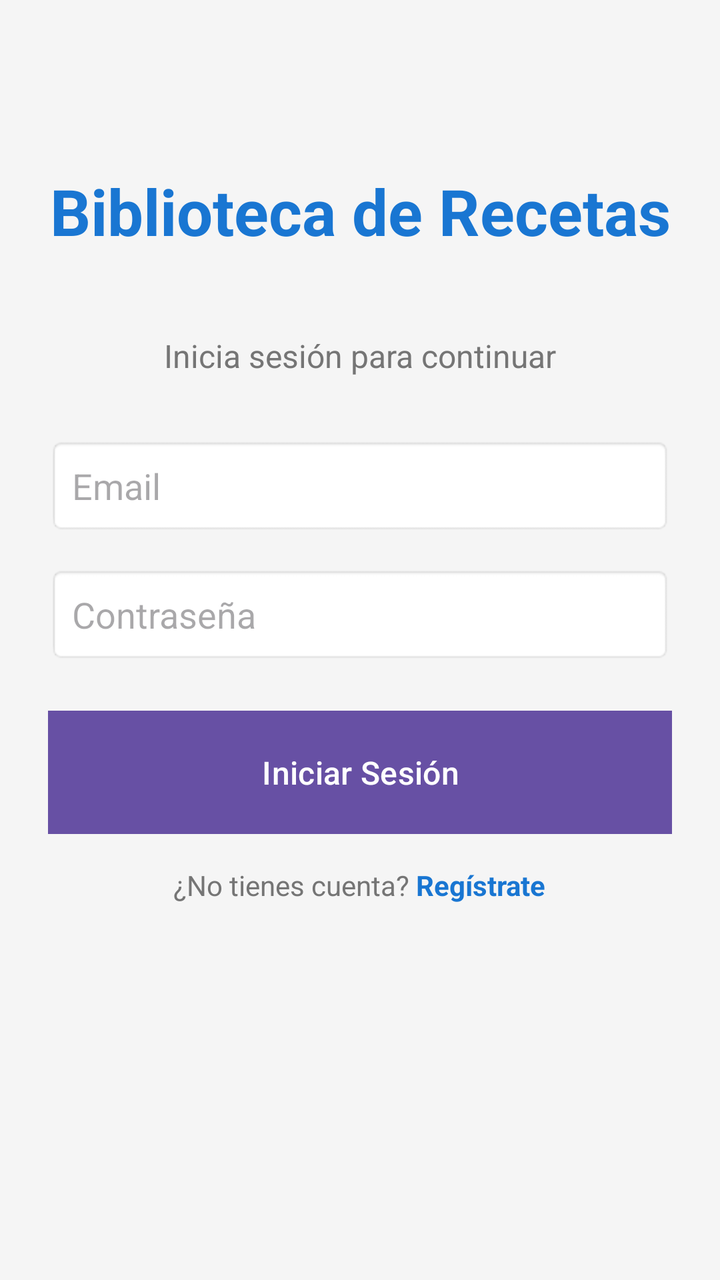
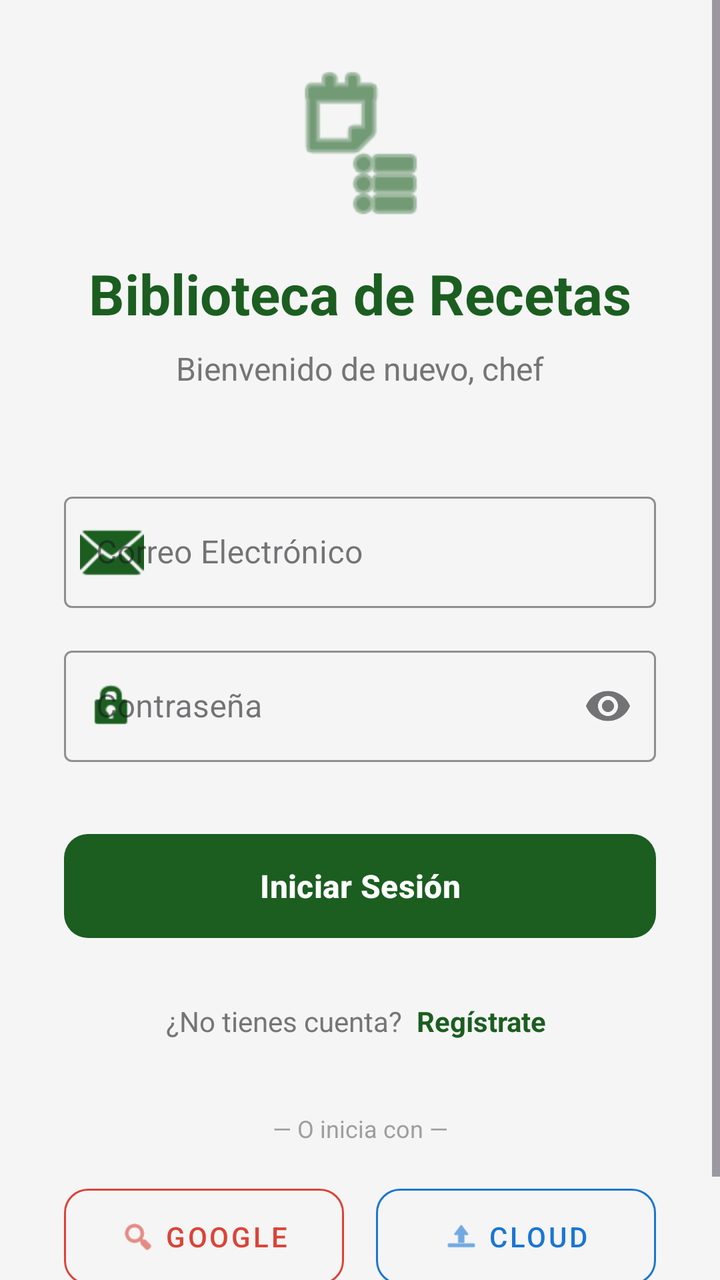

Screens rendered from an Android XML layout before and after an edit, with the pre-edit source and the edit as a unified diff.
<!-- AndroidManifest.xml: application theme Theme.Bibliotecadigital -->
<!-- res/layout/activity_login.xml -->
<?xml version="1.0" encoding="utf-8"?>
<LinearLayout xmlns:android="http://schemas.android.com/apk/res/android"
    android:layout_width="match_parent"
    android:layout_height="match_parent"
    android:orientation="vertical"
    android:padding="24dp"
    android:background="#F5F5F5">

    <TextView
        android:layout_width="match_parent"
        android:layout_height="wrap_content"
        android:text="Biblioteca de Recetas"
        android:textSize="32sp"
        android:textStyle="bold"
        android:textColor="#1976D2"
        android:gravity="center"
        android:layout_marginTop="60dp"
        android:layout_marginBottom="40dp" />

    <TextView
        android:layout_width="match_parent"
        android:layout_height="wrap_content"
        android:text="Inicia sesión para continuar"
        android:textSize="16sp"
        android:textColor="#757575"
        android:gravity="center"
        android:layout_marginBottom="30dp" />

    <EditText
        android:id="@+id/emailEditText"
        android:layout_width="match_parent"
        android:layout_height="wrap_content"
        android:hint="Email"
        android:inputType="textEmailAddress"
        android:padding="12dp"
        android:layout_marginBottom="16dp"
        android:background="@android:drawable/editbox_background"
        android:textColor="#212121" />

    <EditText
        android:id="@+id/passwordEditText"
        android:layout_width="match_parent"
        android:layout_height="wrap_content"
        android:hint="Contraseña"
        android:inputType="textPassword"
        android:padding="12dp"
        android:layout_marginBottom="24dp"
        android:background="@android:drawable/editbox_background"
        android:textColor="#212121" />

    <Button
        android:id="@+id/loginButton"
        android:layout_width="match_parent"
        android:layout_height="wrap_content"
        android:text="Iniciar Sesión"
        android:textSize="16sp"
        android:padding="16dp"
        android:background="#1976D2"
        android:textColor="@android:color/white"
        android:layout_marginBottom="16dp" />

    <LinearLayout
        android:layout_width="match_parent"
        android:layout_height="wrap_content"
        android:orientation="horizontal"
        android:gravity="center">

        <TextView
            android:layout_width="wrap_content"
            android:layout_height="wrap_content"
            android:text="¿No tienes cuenta? "
            android:textColor="#757575" />

        <TextView
            android:id="@+id/registerLink"
            android:layout_width="wrap_content"
            android:layout_height="wrap_content"
            android:text="Regístrate"
            android:textColor="#1976D2"
            android:textStyle="bold" />
    </LinearLayout>

</LinearLayout>
<!-- resources referenced by this layout -->
<resources>
  <style name="Theme.Bibliotecadigital" parent="Base.Theme.Bibliotecadigital" />
  <style name="Base.Theme.Bibliotecadigital" parent="Theme.Material3.DayNight.NoActionBar">
          
          
      </style>
</resources>

<!-- the commit's change to res/layout/activity_login.xml (unified diff, before → after) -->
@@ -1,83 +1,197 @@
 <?xml version="1.0" encoding="utf-8"?>
-<LinearLayout xmlns:android="http://schemas.android.com/apk/res/android"
+<ScrollView xmlns:android="http://schemas.android.com/apk/res/android"
+    xmlns:app="http://schemas.android.com/apk/res-auto"
+    xmlns:tools="http://schemas.android.com/tools"
     android:layout_width="match_parent"
     android:layout_height="match_parent"
-    android:orientation="vertical"
-    android:padding="24dp"
-    android:background="#F5F5F5">
+    android:background="#F5F5F5"
+    android:fillViewport="true">
 
-    <TextView
+    <androidx.constraintlayout.widget.ConstraintLayout
         android:layout_width="match_parent"
         android:layout_height="wrap_content"
-        android:text="Biblioteca de Recetas"
-        android:textSize="32sp"
-        android:textStyle="bold"
-        android:textColor="#1976D2"
-        android:gravity="center"
-        android:layout_marginTop="60dp"
-        android:layout_marginBottom="40dp" />
+        android:padding="32dp">
 
-    <TextView
-        android:layout_width="match_parent"
-        android:layout_height="wrap_content"
-        android:text="Inicia sesión para continuar"
-        android:textSize="16sp"
-        android:textColor="#757575"
-        android:gravity="center"
-        android:layout_marginBottom="30dp" />
-
-    <EditText
-        android:id="@+id/emailEditText"
-        android:layout_width="match_parent"
-        android:layout_height="wrap_content"
-        android:hint="Email"
-        android:inputType="textEmailAddress"
-        android:padding="12dp"
-        android:layout_marginBottom="16dp"
-        android:background="@android:drawable/editbox_background"
-        android:textColor="#212121" />
-
-    <EditText
-        android:id="@+id/passwordEditText"
-        android:layout_width="match_parent"
-        android:layout_height="wrap_content"
-        android:hint="Contraseña"
-        android:inputType="textPassword"
-        android:padding="12dp"
-        android:layout_marginBottom="24dp"
-        android:background="@android:drawable/editbox_background"
-        android:textColor="#212121" />
-
-    <Button
-        android:id="@+id/loginButton"
-        android:layout_width="match_parent"
-        android:layout_height="wrap_content"
-        android:text="Iniciar Sesión"
-        android:textSize="16sp"
-        android:padding="16dp"
-        android:background="#1976D2"
-        android:textColor="@android:color/white"
-        android:layout_marginBottom="16dp" />
-
-    <LinearLayout
-        android:layout_width="match_parent"
-        android:layout_height="wrap_content"
-        android:orientation="horizontal"
-        android:gravity="center">
+        <ImageView
+            android:id="@+id/logoImage"
+            android:layout_width="80dp"
+            android:layout_height="80dp"
+            android:src="@android:drawable/ic_menu_agenda"
+            app:tint="#1B5E20"
+            app:layout_constraintBottom_toTopOf="@+id/titleText"
+            app:layout_constraintEnd_toEndOf="parent"
+            app:layout_constraintStart_toStartOf="parent"
+            app:layout_constraintTop_toTopOf="parent"
+            app:layout_constraintVertical_chainStyle="packed" />
 
         <TextView
+            android:id="@+id/titleText"
             android:layout_width="wrap_content"
             android:layout_height="wrap_content"
-            android:text="¿No tienes cuenta? "
-            android:textColor="#757575" />
+            android:layout_marginTop="16dp"
+            android:text="Biblioteca de Recetas"
+            android:textColor="#1B5E20"
+            android:textSize="28sp"
+            android:textStyle="bold"
+            app:layout_constraintBottom_toTopOf="@+id/subtitleText"
+            app:layout_constraintEnd_toEndOf="parent"
+            app:layout_constraintStart_toStartOf="parent"
+            app:layout_constraintTop_toBottomOf="@+id/logoImage" />
 
         <TextView
-            android:id="@+id/registerLink"
+            android:id="@+id/subtitleText"
             android:layout_width="wrap_content"
             android:layout_height="wrap_content"
-            android:text="Regístrate"
-            android:textColor="#1976D2"
-            android:textStyle="bold" />
-    </LinearLayout>
+            android:layout_marginTop="8dp"
+            android:layout_marginBottom="32dp"
+            android:text="Bienvenido de nuevo, chef"
+            android:textColor="#757575"
+            android:textSize="16sp"
+            app:layout_constraintBottom_toTopOf="@+id/emailInputLayout"
+            app:layout_constraintEnd_toEndOf="parent"
+            app:layout_constraintStart_toStartOf="parent"
+            app:layout_constraintTop_toBottomOf="@+id/titleText" />
 
-</LinearLayout>
+        <com.google.android.material.textfield.TextInputLayout
+            android:id="@+id/emailInputLayout"
+            style="@style/Widget.MaterialComponents.TextInputLayout.OutlinedBox"
+            android:layout_width="match_parent"
+            android:layout_height="wrap_content"
+            android:layout_marginTop="16dp"
+            android:hint="Correo Electrónico"
+            app:boxStrokeColor="#1B5E20"
+            app:boxStrokeWidthFocused="2dp"
+            app:startIconDrawable="@android:drawable/ic_dialog_email"
+            app:startIconTint="#1B5E20"
+            app:layout_constraintBottom_toTopOf="@+id/passwordInputLayout"
+            app:layout_constraintTop_toBottomOf="@+id/subtitleText"
+            app:layout_constraintVertical_chainStyle="packed">
+
+            <com.google.android.material.textfield.TextInputEditText
+                android:id="@+id/emailEditText"
+                android:layout_width="match_parent"
+                android:layout_height="wrap_content"
+                android:inputType="textEmailAddress"
+                android:textColor="#263238" />
+        </com.google.android.material.textfield.TextInputLayout>
+
+        <com.google.android.material.textfield.TextInputLayout
+            android:id="@+id/passwordInputLayout"
+            style="@style/Widget.MaterialComponents.TextInputLayout.OutlinedBox"
+            android:layout_width="match_parent"
+            android:layout_height="wrap_content"
+            android:layout_marginTop="16dp"
+            android:hint="Contraseña"
+            app:boxStrokeColor="#1B5E20"
+            app:endIconMode="password_toggle"
+            app:startIconDrawable="@android:drawable/ic_lock_idle_lock"
+            app:startIconTint="#1B5E20"
+            app:layout_constraintBottom_toTopOf="@+id/loginButton"
+            app:layout_constraintTop_toBottomOf="@+id/emailInputLayout">
+
+            <com.google.android.material.textfield.TextInputEditText
+                android:id="@+id/passwordEditText"
+                android:layout_width="match_parent"
+                android:layout_height="wrap_content"
+                android:inputType="textPassword"
+                android:textColor="#263238" />
+        </com.google.android.material.textfield.TextInputLayout>
+
+        <com.google.android.material.button.MaterialButton
+            android:id="@+id/loginButton"
+            android:layout_width="match_parent"
+            android:layout_height="60dp"
+            android:layout_marginTop="32dp"
+            android:text="Iniciar Sesión"
+            android:textSize="16sp"
+            android:textStyle="bold"
+            app:backgroundTint="#1B5E20"
+            app:cornerRadius="12dp"
+            app:layout_constraintBottom_toTopOf="@+id/footerLayout"
+            app:layout_constraintTop_toBottomOf="@+id/passwordInputLayout" />
+
+        <LinearLayout
+            android:id="@+id/footerLayout"
+            android:layout_width="wrap_content"
+            android:layout_height="wrap_content"
+            android:layout_marginTop="24dp"
+            android:orientation="horizontal"
+            app:layout_constraintEnd_toEndOf="parent"
+            app:layout_constraintStart_toStartOf="parent"
+            app:layout_constraintTop_toBottomOf="@+id/loginButton">
+
+            <TextView
+                android:layout_width="wrap_content"
+                android:layout_height="wrap_content"
+                android:text="¿No tienes cuenta? "
+                android:textColor="#757575" />
+
+            <TextView
+                android:id="@+id/registerLink"
+                android:layout_width="wrap_content"
+                android:layout_height="wrap_content"
+                android:padding="4dp"
+                android:text="Regístrate"
+                android:textColor="#1B5E20"
+                android:textStyle="bold" />
+        </LinearLayout>
+
+        <TextView
+            android:id="@+id/socialDividerText"
+            android:layout_width="wrap_content"
+            android:layout_height="wrap_content"
+            android:layout_marginTop="32dp"
+            android:text="— O inicia con —"
+            android:textColor="#9E9E9E"
+            android:textSize="12sp"
+            app:layout_constraintEnd_toEndOf="parent"
+            app:layout_constraintStart_toStartOf="parent"
+            app:layout_constraintTop_toBottomOf="@+id/footerLayout" />
+
+        <LinearLayout
+            android:layout_width="match_parent"
+            android:layout_height="wrap_content"
+            android:layout_marginTop="16dp"
+            android:layout_marginBottom="16dp"
+            android:orientation="horizontal"
+            android:weightSum="2"
+            app:layout_constraintBottom_toBottomOf="parent"
+            app:layout_constraintTop_toBottomOf="@+id/socialDividerText"
+            app:layout_constraintVertical_bias="0.0">
+
+            <com.google.android.material.button.MaterialButton
+                android:id="@+id/btnGoogle"
+                style="@style/Widget.MaterialComponents.Button.OutlinedButton"
+                android:layout_width="0dp"
+                android:layout_height="60dp"
+                android:layout_weight="1"
+                android:layout_marginEnd="8dp"
+                android:text="Google"
+                android:textColor="#DB4437"
+                app:cornerRadius="12dp"
+                app:icon="@android:drawable/ic_menu_search"
+                app:iconGravity="textStart"
+                app:iconTint="#DB4437"
+                app:strokeColor="#DB4437"
+                app:strokeWidth="1dp" />
+
+            <com.google.android.material.button.MaterialButton
+                android:id="@+id/btnCloud"
+                style="@style/Widget.MaterialComponents.Button.OutlinedButton"
+                android:layout_width="0dp"
+                android:layout_height="60dp"
+                android:layout_weight="1"
+                android:layout_marginStart="8dp"
+                android:text="Cloud"
+                android:textColor="#1976D2"
+                app:cornerRadius="12dp"
+                app:icon="@android:drawable/ic_menu_upload"
+                app:iconGravity="textStart"
+                app:iconTint="#1976D2"
+                app:strokeColor="#1976D2"
+                app:strokeWidth="1dp" />
+
+        </LinearLayout>
+
+    </androidx.constraintlayout.widget.ConstraintLayout>
+</ScrollView>
